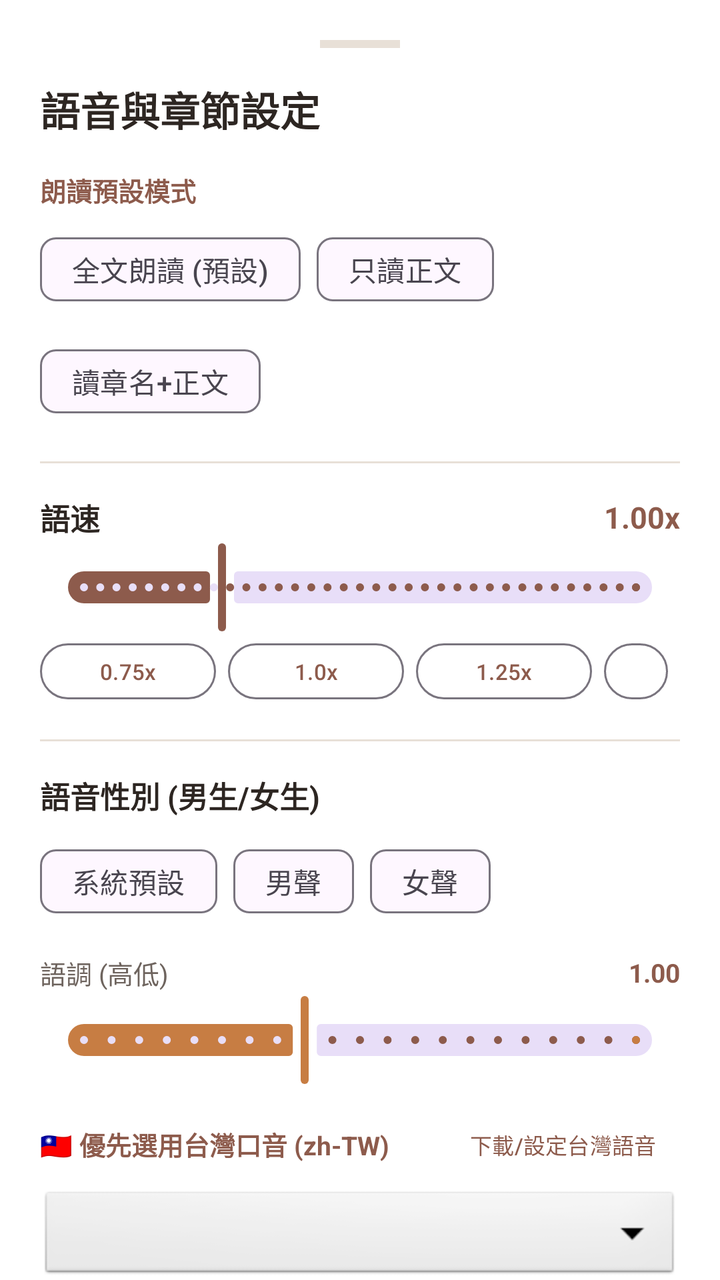
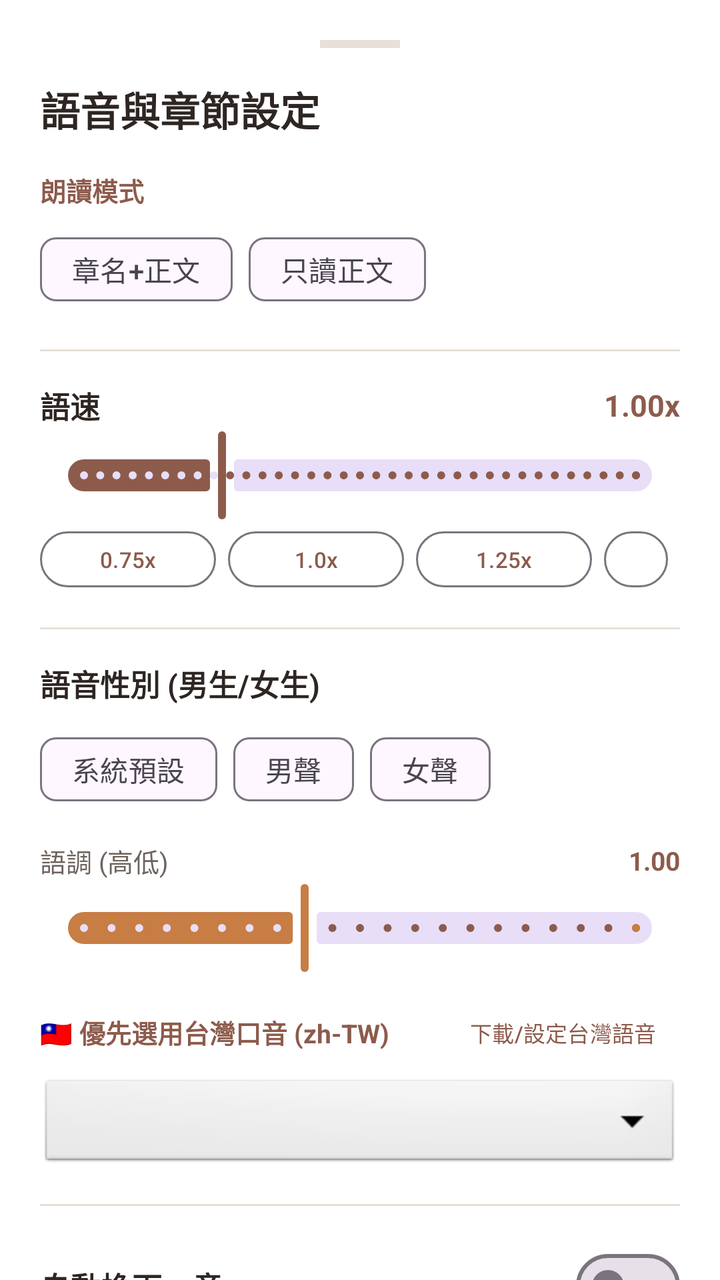

Compare the two renders of this Android layout. The source of the first and the diff that turns it into the second are given below.
<!-- AndroidManifest.xml: application theme Theme.NovelReader -->
<!-- res/layout/bottom_sheet_settings.xml -->
<?xml version="1.0" encoding="utf-8"?>
<androidx.core.widget.NestedScrollView xmlns:android="http://schemas.android.com/apk/res/android"
    xmlns:app="http://schemas.android.com/apk/res-auto"
    android:layout_width="match_parent"
    android:layout_height="wrap_content"
    android:background="@color/bg_card">

    <LinearLayout
        android:layout_width="match_parent"
        android:layout_height="wrap_content"
        android:orientation="vertical"
        android:padding="20dp">

        
        <View
            android:layout_width="40dp"
            android:layout_height="4dp"
            android:layout_gravity="center_horizontal"
            android:layout_marginBottom="16dp"
            android:background="@color/divider" />

        <TextView
            android:layout_width="wrap_content"
            android:layout_height="wrap_content"
            android:text="@string/settings"
            android:textColor="@color/text_primary"
            android:textSize="20sp"
            android:textStyle="bold" />

        
        <TextView
            android:layout_width="wrap_content"
            android:layout_height="wrap_content"
            android:layout_marginTop="16dp"
            android:text="朗讀預設模式"
            android:textColor="@color/primary"
            android:textSize="13sp"
            android:textStyle="bold" />

        <com.google.android.material.chip.ChipGroup
            android:id="@+id/chipGroupPresetModes"
            android:layout_width="match_parent"
            android:layout_height="wrap_content"
            android:layout_marginTop="6dp"
            app:singleSelection="true">

            <com.google.android.material.chip.Chip
                android:id="@+id/chipModeFull"
                style="@style/Widget.Material3.Chip.Filter"
                android:layout_width="wrap_content"
                android:layout_height="wrap_content"
                android:text="@string/mode_full" />

            <com.google.android.material.chip.Chip
                android:id="@+id/chipModeBodyOnly"
                style="@style/Widget.Material3.Chip.Filter"
                android:layout_width="wrap_content"
                android:layout_height="wrap_content"
                android:text="@string/mode_body_only" />

            <com.google.android.material.chip.Chip
                android:id="@+id/chipModeTitleAndBody"
                style="@style/Widget.Material3.Chip.Filter"
                android:layout_width="wrap_content"
                android:layout_height="wrap_content"
                android:text="@string/mode_title_and_body" />

        </com.google.android.material.chip.ChipGroup>

        <View
            android:layout_width="match_parent"
            android:layout_height="1dp"
            android:layout_marginVertical="16dp"
            android:background="@color/divider" />

        
        <LinearLayout
            android:layout_width="match_parent"
            android:layout_height="wrap_content"
            android:orientation="horizontal"
            android:gravity="center_vertical">

            <TextView
                android:layout_width="0dp"
                android:layout_height="wrap_content"
                android:layout_weight="1"
                android:text="@string/speed"
                android:textColor="@color/text_primary"
                android:textSize="15sp"
                android:textStyle="bold" />

            <TextView
                android:id="@+id/tvSpeedValue"
                android:layout_width="wrap_content"
                android:layout_height="wrap_content"
                android:text="1.00x"
                android:textColor="@color/primary"
                android:textSize="15sp"
                android:textStyle="bold" />
        </LinearLayout>

        <com.google.android.material.slider.Slider
            android:id="@+id/sliderSpeed"
            android:layout_width="match_parent"
            android:layout_height="wrap_content"
            android:valueFrom="0.5"
            android:valueTo="2.5"
            android:stepSize="0.05"
            android:value="1.0"
            app:thumbColor="@color/primary"
            app:trackColorActive="@color/primary" />

        
        <LinearLayout
            android:layout_width="match_parent"
            android:layout_height="wrap_content"
            android:orientation="horizontal"
            android:gravity="center">

            <com.google.android.material.button.MaterialButton
                android:id="@+id/btnSpeed075"
                style="@style/Widget.Material3.Button.OutlinedButton"
                android:layout_width="wrap_content"
                android:layout_height="36dp"
                android:layout_marginEnd="6dp"
                android:text="0.75x"
                android:textSize="11sp" />

            <com.google.android.material.button.MaterialButton
                android:id="@+id/btnSpeed100"
                style="@style/Widget.Material3.Button.OutlinedButton"
                android:layout_width="wrap_content"
                android:layout_height="36dp"
                android:layout_marginEnd="6dp"
                android:text="1.0x"
                android:textSize="11sp" />

            <com.google.android.material.button.MaterialButton
                android:id="@+id/btnSpeed125"
                style="@style/Widget.Material3.Button.OutlinedButton"
                android:layout_width="wrap_content"
                android:layout_height="36dp"
                android:layout_marginEnd="6dp"
                android:text="1.25x"
                android:textSize="11sp" />

            <com.google.android.material.button.MaterialButton
                android:id="@+id/btnSpeed150"
                style="@style/Widget.Material3.Button.OutlinedButton"
                android:layout_width="wrap_content"
                android:layout_height="36dp"
                android:layout_marginEnd="6dp"
                android:text="1.5x"
                android:textSize="11sp" />

            <com.google.android.material.button.MaterialButton
                android:id="@+id/btnSpeed200"
                style="@style/Widget.Material3.Button.OutlinedButton"
                android:layout_width="wrap_content"
                android:layout_height="36dp"
                android:text="2.0x"
                android:textSize="11sp" />
        </LinearLayout>

        <View
            android:layout_width="match_parent"
            android:layout_height="1dp"
            android:layout_marginVertical="16dp"
            android:background="@color/divider" />

        
        <TextView
            android:layout_width="wrap_content"
            android:layout_height="wrap_content"
            android:text="語音性別 (男生/女生)"
            android:textColor="@color/text_primary"
            android:textSize="15sp"
            android:textStyle="bold" />

        <com.google.android.material.chip.ChipGroup
            android:id="@+id/chipGroupGender"
            android:layout_width="match_parent"
            android:layout_height="wrap_content"
            android:layout_marginTop="8dp"
            app:singleSelection="true">

            <com.google.android.material.chip.Chip
                android:id="@+id/chipGenderDefault"
                style="@style/Widget.Material3.Chip.Filter"
                android:layout_width="wrap_content"
                android:layout_height="wrap_content"
                android:text="@string/voice_default" />

            <com.google.android.material.chip.Chip
                android:id="@+id/chipGenderMale"
                style="@style/Widget.Material3.Chip.Filter"
                android:layout_width="wrap_content"
                android:layout_height="wrap_content"
                android:text="@string/voice_male" />

            <com.google.android.material.chip.Chip
                android:id="@+id/chipGenderFemale"
                style="@style/Widget.Material3.Chip.Filter"
                android:layout_width="wrap_content"
                android:layout_height="wrap_content"
                android:text="@string/voice_female" />

        </com.google.android.material.chip.ChipGroup>

        
        <LinearLayout
            android:layout_width="match_parent"
            android:layout_height="wrap_content"
            android:layout_marginTop="12dp"
            android:orientation="horizontal"
            android:gravity="center_vertical">

            <TextView
                android:layout_width="0dp"
                android:layout_height="wrap_content"
                android:layout_weight="1"
                android:text="@string/pitch"
                android:textColor="@color/text_secondary"
                android:textSize="13sp" />

            <TextView
                android:id="@+id/tvPitchValue"
                android:layout_width="wrap_content"
                android:layout_height="wrap_content"
                android:text="1.00"
                android:textColor="@color/primary"
                android:textSize="13sp"
                android:textStyle="bold" />
        </LinearLayout>

        <com.google.android.material.slider.Slider
            android:id="@+id/sliderPitch"
            android:layout_width="match_parent"
            android:layout_height="wrap_content"
            android:valueFrom="0.6"
            android:valueTo="1.6"
            android:stepSize="0.05"
            android:value="1.0"
            app:thumbColor="@color/accent"
            app:trackColorActive="@color/accent" />

        
        <LinearLayout
            android:layout_width="match_parent"
            android:layout_height="wrap_content"
            android:orientation="horizontal"
            android:gravity="center_vertical"
            android:layout_marginTop="10dp">

            <TextView
                android:layout_width="0dp"
                android:layout_height="wrap_content"
                android:layout_weight="1"
                android:text="🇹🇼 優先選用台灣口音 (zh-TW)"
                android:textColor="@color/primary"
                android:textSize="13sp"
                android:textStyle="bold" />

            <com.google.android.material.button.MaterialButton
                android:id="@+id/btnOpenSystemTtsSettings"
                style="@style/Widget.Material3.Button.TextButton"
                android:layout_width="wrap_content"
                android:layout_height="36dp"
                android:text="下載/設定台灣語音"
                android:textSize="11sp"
                android:textColor="@color/primary" />
        </LinearLayout>

        <Spinner
            android:id="@+id/spinnerVoices"
            android:layout_width="match_parent"
            android:layout_height="48dp"
            android:layout_marginTop="4dp"
            android:background="@android:drawable/btn_dropdown" />

        <View
            android:layout_width="match_parent"
            android:layout_height="1dp"
            android:layout_marginVertical="16dp"
            android:background="@color/divider" />

        
        <com.google.android.material.materialswitch.MaterialSwitch
            android:id="@+id/switchAutoNextChapter"
            android:layout_width="match_parent"
            android:layout_height="wrap_content"
            android:text="@string/auto_next_chapter"
            android:textSize="15sp"
            android:textStyle="bold"
            android:textColor="@color/text_primary" />

        <View
            android:layout_width="match_parent"
            android:layout_height="1dp"
            android:layout_marginVertical="16dp"
            android:background="@color/divider" />

        
        <TextView
            android:layout_width="wrap_content"
            android:layout_height="wrap_content"
            android:text="@string/read_options_title"
            android:textColor="@color/text_primary"
            android:textSize="16sp"
            android:textStyle="bold" />

        <com.google.android.material.materialswitch.MaterialSwitch
            android:id="@+id/switchReadTitle"
            android:layout_width="match_parent"
            android:layout_height="wrap_content"
            android:layout_marginTop="8dp"
            android:text="@string/read_chapter_title"
            android:textSize="14sp"
            android:textColor="@color/text_primary" />

        <com.google.android.material.materialswitch.MaterialSwitch
            android:id="@+id/switchReadBody"
            android:layout_width="match_parent"
            android:layout_height="wrap_content"
            android:layout_marginTop="4dp"
            android:text="@string/read_body"
            android:textSize="14sp"
            android:textColor="@color/text_primary" />

        <com.google.android.material.materialswitch.MaterialSwitch
            android:id="@+id/switchReadWorkRecord"
            android:layout_width="match_parent"
            android:layout_height="wrap_content"
            android:layout_marginTop="4dp"
            android:text="@string/read_work_record"
            android:textSize="14sp"
            android:textColor="@color/text_primary" />

        
        <LinearLayout
            android:id="@+id/layoutWorkRecordCategories"
            android:layout_width="match_parent"
            android:layout_height="wrap_content"
            android:orientation="vertical"
            android:paddingStart="24dp"
            android:paddingTop="6dp">

            <CheckBox
                android:id="@+id/cbHistory"
                android:layout_width="match_parent"
                android:layout_height="wrap_content"
                android:text="@string/section_history"
                android:textSize="13sp"
                android:textColor="@color/text_secondary" />

            <CheckBox
                android:id="@+id/cbVerification"
                android:layout_width="match_parent"
                android:layout_height="wrap_content"
                android:text="@string/section_verification"
                android:textSize="13sp"
                android:textColor="@color/text_secondary" />

            <CheckBox
                android:id="@+id/cbInference"
                android:layout_width="match_parent"
                android:layout_height="wrap_content"
                android:text="@string/section_inference"
                android:textSize="13sp"
                android:textColor="@color/text_secondary" />

            <CheckBox
                android:id="@+id/cbFiction"
                android:layout_width="match_parent"
                android:layout_height="wrap_content"
                android:text="@string/section_fiction"
                android:textSize="13sp"
                android:textColor="@color/text_secondary" />

            <CheckBox
                android:id="@+id/cbContinuity"
                android:layout_width="match_parent"
                android:layout_height="wrap_content"
                android:text="@string/section_continuity"
                android:textSize="13sp"
                android:textColor="@color/text_secondary" />

            <CheckBox
                android:id="@+id/cbTransition"
                android:layout_width="match_parent"
                android:layout_height="wrap_content"
                android:text="@string/section_transition"
                android:textSize="13sp"
                android:textColor="@color/text_secondary" />

            <CheckBox
                android:id="@+id/cbOther"
                android:layout_width="match_parent"
                android:layout_height="wrap_content"
                android:text="@string/section_other"
                android:textSize="13sp"
                android:textColor="@color/text_secondary" />

        </LinearLayout>

        <com.google.android.material.button.MaterialButton
            android:id="@+id/btnDone"
            android:layout_width="match_parent"
            android:layout_height="48dp"
            android:layout_marginTop="24dp"
            android:text="完成設定"
            android:backgroundTint="@color/primary"
            android:textColor="@android:color/white"
            app:cornerRadius="24dp" />

    </LinearLayout>

</androidx.core.widget.NestedScrollView>
<!-- resources referenced by this layout -->
<resources>
  <color name="accent">#C77D43</color>
  <color name="bg_card">#FFFFFF</color>
  <color name="divider">#E8E0D7</color>
  <color name="primary">#8D5B4C</color>
  <color name="text_primary">#2D2622</color>
  <color name="text_secondary">#6E645E</color>
  <string name="auto_next_chapter">自動換下一章</string>
  <string name="mode_body_only">只讀正文</string>
  <string name="mode_full">全文朗讀 (預設)</string>
  <string name="mode_title_and_body">讀章名+正文</string>
  <string name="pitch">語調 (高低)</string>
  <string name="read_body">讀小說正文</string>
  <string name="read_chapter_title">讀章名 (如：第 N 章　章名)</string>
  <string name="read_options_title">朗讀範圍與工作記錄設定</string>
  <string name="read_work_record">讀章後工作記錄</string>
  <string name="section_continuity">連續性變更</string>
  <string name="section_fiction">小說虛構</string>
  <string name="section_history">史實依據 / 史實骨架</string>
  <string name="section_inference">合理推演</string>
  <string name="section_other">其他紀錄事項</string>
  <string name="section_transition">後續銜接</string>
  <string name="section_verification">待核事項</string>
  <string name="settings">語音與章節設定</string>
  <string name="speed">語速</string>
  <string name="voice_default">系統預設</string>
  <string name="voice_female">女聲</string>
  <string name="voice_male">男聲</string>
  <style name="Theme.NovelReader" parent="Theme.Material3.DayNight.NoActionBar">
          <item name="colorPrimary">@color/primary</item>
          <item name="colorOnPrimary">#FFFFFF</item>
          <item name="colorPrimaryContainer">@color/primary_container</item>
          <item name="colorOnPrimaryContainer">@color/on_primary_container</item>
          <item name="android:statusBarColor">@android:color/transparent</item>
          <item name="android:navigationBarColor">@android:color/transparent</item>
          <item name="android:windowLightStatusBar">true</item>
          <item name="android:windowBackground">@color/bg_paper</item>
          <item name="android:windowLayoutInDisplayCutoutMode" tools:targetApi="p">shortEdges</item>
      </style>
  <color name="primary_container">#F5ECE8</color>
  <color name="on_primary_container">#3B1F17</color>
  <color name="bg_paper">#FAF7F2</color>
</resources>

<!-- the commit's change to res/layout/bottom_sheet_settings.xml (unified diff, before → after) -->
@@ -32,7 +32,7 @@
             android:layout_width="wrap_content"
             android:layout_height="wrap_content"
             android:layout_marginTop="16dp"
-            android:text="朗讀預設模式"
+            android:text="朗讀模式"
             android:textColor="@color/primary"
             android:textSize="13sp"
             android:textStyle="bold" />
@@ -45,11 +45,11 @@
             app:singleSelection="true">
 
             <com.google.android.material.chip.Chip
-                android:id="@+id/chipModeFull"
-                style="@style/Widget.Material3.Chip.Filter"
-                android:layout_width="wrap_content"
-                android:layout_height="wrap_content"
-                android:text="@string/mode_full" />
+                android:id="@+id/chipModeTitleAndBody"
+                style="@style/Widget.Material3.Chip.Filter"
+                android:layout_width="wrap_content"
+                android:layout_height="wrap_content"
+                android:text="@string/mode_title_and_body" />
 
             <com.google.android.material.chip.Chip
                 android:id="@+id/chipModeBodyOnly"
@@ -57,13 +57,6 @@
                 android:layout_width="wrap_content"
                 android:layout_height="wrap_content"
                 android:text="@string/mode_body_only" />
-
-            <com.google.android.material.chip.Chip
-                android:id="@+id/chipModeTitleAndBody"
-                style="@style/Widget.Material3.Chip.Filter"
-                android:layout_width="wrap_content"
-                android:layout_height="wrap_content"
-                android:text="@string/mode_title_and_body" />
 
         </com.google.android.material.chip.ChipGroup>
 
@@ -318,91 +311,6 @@
             android:textSize="14sp"
             android:textColor="@color/text_primary" />
 
-        <com.google.android.material.materialswitch.MaterialSwitch
-            android:id="@+id/switchReadBody"
-            android:layout_width="match_parent"
-            android:layout_height="wrap_content"
-            android:layout_marginTop="4dp"
-            android:text="@string/read_body"
-            android:textSize="14sp"
-            android:textColor="@color/text_primary" />
-
-        <com.google.android.material.materialswitch.MaterialSwitch
-            android:id="@+id/switchReadWorkRecord"
-            android:layout_width="match_parent"
-            android:layout_height="wrap_content"
-            android:layout_marginTop="4dp"
-            android:text="@string/read_work_record"
-            android:textSize="14sp"
-            android:textColor="@color/text_primary" />
-
-        
-        <LinearLayout
-            android:id="@+id/layoutWorkRecordCategories"
-            android:layout_width="match_parent"
-            android:layout_height="wrap_content"
-            android:orientation="vertical"
-            android:paddingStart="24dp"
-            android:paddingTop="6dp">
-
-            <CheckBox
-                android:id="@+id/cbHistory"
-                android:layout_width="match_parent"
-                android:layout_height="wrap_content"
-                android:text="@string/section_history"
-                android:textSize="13sp"
-                android:textColor="@color/text_secondary" />
-
-            <CheckBox
-                android:id="@+id/cbVerification"
-                android:layout_width="match_parent"
-                android:layout_height="wrap_content"
-                android:text="@string/section_verification"
-                android:textSize="13sp"
-                android:textColor="@color/text_secondary" />
-
-            <CheckBox
-                android:id="@+id/cbInference"
-                android:layout_width="match_parent"
-                android:layout_height="wrap_content"
-                android:text="@string/section_inference"
-                android:textSize="13sp"
-                android:textColor="@color/text_secondary" />
-
-            <CheckBox
-                android:id="@+id/cbFiction"
-                android:layout_width="match_parent"
-                android:layout_height="wrap_content"
-                android:text="@string/section_fiction"
-                android:textSize="13sp"
-                android:textColor="@color/text_secondary" />
-
-            <CheckBox
-                android:id="@+id/cbContinuity"
-                android:layout_width="match_parent"
-                android:layout_height="wrap_content"
-                android:text="@string/section_continuity"
-                android:textSize="13sp"
-                android:textColor="@color/text_secondary" />
-
-            <CheckBox
-                android:id="@+id/cbTransition"
-                android:layout_width="match_parent"
-                android:layout_height="wrap_content"
-                android:text="@string/section_transition"
-                android:textSize="13sp"
-                android:textColor="@color/text_secondary" />
-
-            <CheckBox
-                android:id="@+id/cbOther"
-                android:layout_width="match_parent"
-                android:layout_height="wrap_content"
-                android:text="@string/section_other"
-                android:textSize="13sp"
-                android:textColor="@color/text_secondary" />
-
-        </LinearLayout>
-
         <com.google.android.material.button.MaterialButton
             android:id="@+id/btnDone"
             android:layout_width="match_parent"
<!-- resource entries referenced after the edit -->
@@ -8,20 +8,10 @@
   <color name="text_secondary">#6E645E</color>
   <string name="auto_next_chapter">自動換下一章</string>
   <string name="mode_body_only">只讀正文</string>
-  <string name="mode_full">全文朗讀 (預設)</string>
-  <string name="mode_title_and_body">讀章名+正文</string>
+  <string name="mode_title_and_body">章名+正文</string>
   <string name="pitch">語調 (高低)</string>
-  <string name="read_body">讀小說正文</string>
   <string name="read_chapter_title">讀章名 (如：第 N 章　章名)</string>
-  <string name="read_options_title">朗讀範圍與工作記錄設定</string>
-  <string name="read_work_record">讀章後工作記錄</string>
-  <string name="section_continuity">連續性變更</string>
-  <string name="section_fiction">小說虛構</string>
-  <string name="section_history">史實依據 / 史實骨架</string>
-  <string name="section_inference">合理推演</string>
-  <string name="section_other">其他紀錄事項</string>
-  <string name="section_transition">後續銜接</string>
-  <string name="section_verification">待核事項</string>
+  <string name="read_options_title">朗讀範圍設定</string>
   <string name="settings">語音與章節設定</string>
   <string name="speed">語速</string>
   <string name="voice_default">系統預設</string>
